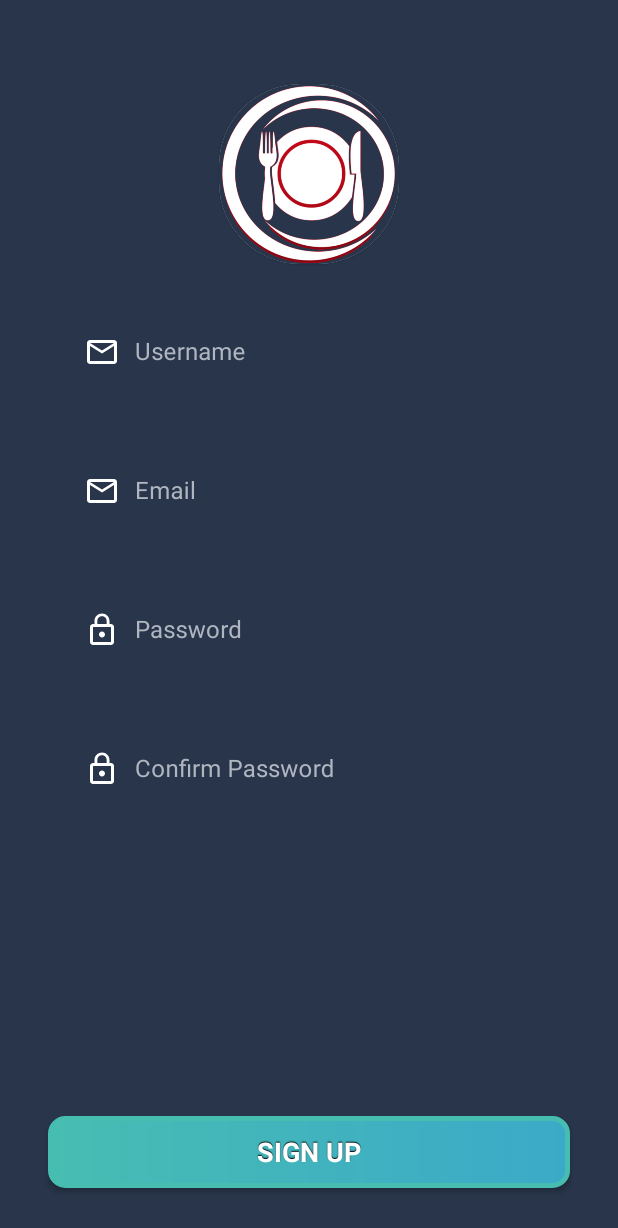
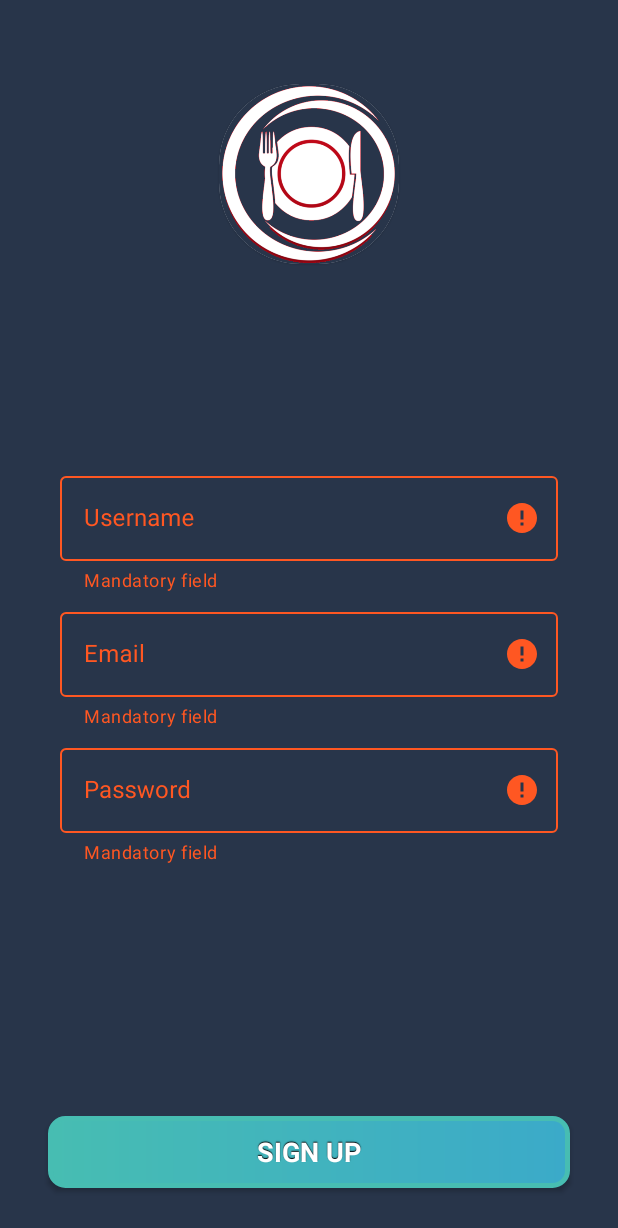
Before and after one commit to andrea07021981/SaveTheFood, an Android app: the SignUpFragment screen opened through its navigation route, after a tap on "SIGN UP", on a phone screen of 412 x 824 dp. Shown: the top 1228 px of the screen. Run offline under Robolectric (Android 15) with nearby library versions, the phone set to English and light mode, and no system bars; our stand-ins replace data binding; libraries missing offline, so code that uses them is left out: androidx.databinding.library; 3 statements that could not run were skipped.

```diff
--- a/app/src/main/java/com/example/savethefood/local/domain/models.kt
+++ b/app/src/main/java/com/example/savethefood/local/domain/models.kt
@@ -1,9 +1,9 @@
 package com.example.savethefood.local.domain
 
 //User
-data class User(var username: String = "",
-                 var email: String = "",
-                 var password: String = "") {
+data class User(var userName: String = "",
+                 var userEmail: String = "",
+                 var userPassword: String = "") {
 
     constructor() : this("", "","")
 }
--- a/app/src/main/java/com/example/savethefood/ui/SignUpFragment.kt
+++ b/app/src/main/java/com/example/savethefood/ui/SignUpFragment.kt
@@ -5,6 +5,7 @@ import android.view.LayoutInflater
 import android.view.View
 import android.view.ViewGroup
 import androidx.fragment.app.Fragment
+import androidx.lifecycle.Observer
 import androidx.lifecycle.ViewModelProviders
 import com.example.savethefood.databinding.FragmentSignupBinding
 import com.example.savethefood.viewmodel.SignUpViewModel
@@ -24,6 +25,24 @@ class SignUpFragment : Fragment() {
         databinding.signupViewModel = signUpViewModel
         databinding.lifecycleOwner = this
 
+        /*signUpViewModel.errorUserName.observe(this, Observer {
+            when (it) {
+                true -> databinding.etUsername.error = "Username is mandatory"
+                else -> databinding.etUsername.error = null
+            }
+        })
+        signUpViewModel.errorEmail.observe(this, Observer {
+            when (it) {
+                true -> databinding.etUsername.error = "Email is mandatory"
+                else -> databinding.etUsername.error = null
+            }
+        })
+        signUpViewModel.errorPassword.observe(this, Observer {
+            when (it) {
+                true -> databinding.etUsername.error = "Password is mandatory"
+                else -> databinding.etUsername.error = null
+            }
+        })*/
         return databinding.root
     }
 }
--- a/app/src/main/java/com/example/savethefood/util/LoginBindingUtils.kt
+++ b/app/src/main/java/com/example/savethefood/util/LoginBindingUtils.kt
@@ -8,7 +8,7 @@ import android.widget.ImageView
 import android.widget.LinearLayout
 import androidx.annotation.AnimRes
 import androidx.databinding.BindingAdapter
-
+import com.google.android.material.textfield.TextInputLayout
 
 
 @BindingAdapter("loadViewAnimation")
@@ -16,3 +16,11 @@ fun View.animation(@AnimRes resource: Int) {
     val animation = AnimationUtils.loadAnimation(context, resource)
     startAnimation(animation)
 }
+
+@BindingAdapter("hasError")
+fun TextInputLayout.hasError(error: Boolean) {
+    when (error) {
+        true -> setError("Mandatory field")
+        else -> setError(null)
+    }
+}
--- a/app/src/main/java/com/example/savethefood/viewmodel/SignUpViewModel.kt
+++ b/app/src/main/java/com/example/savethefood/viewmodel/SignUpViewModel.kt
@@ -7,34 +7,41 @@ import androidx.lifecycle.LiveData
 import androidx.lifecycle.MutableLiveData
 import androidx.lifecycle.ViewModel
 import com.example.savethefood.local.domain.User
+import android.icu.lang.UCharacter.GraphemeClusterBreak.T
+import android.util.Patterns
 
-class SignUpViewModel : BaseObservable() {
 
-    //TODO start from here, change BaseObservable to viewmodel
+class SignUpViewModel : ViewModel() {
 
-    //https://www.journaldev.com/22561/android-mvvm-livedata-data-binding
     var user = User()
+    var userNameValue = MutableLiveData<String>()
+    var errorUserName = MutableLiveData<Boolean>()
+    var emailValue = MutableLiveData<String>()
+    var errorEmail = MutableLiveData<Boolean>()
+    var passwordValue = MutableLiveData<String>()
+    var errorPassword = MutableLiveData<Boolean>()
 
-    @Bindable
-    fun getUsername(): String {
-        return user.username
+    init {
+        userNameValue.value = ""
+        emailValue.value = ""
+        passwordValue.value = ""
     }
 
-    fun setUsername(value: String) {
-        // Avoids infinite loops.
-        if (user.username != value) {
-            user.username = value
-
-            // Notify observers of a new value.
-            //notifyPropertyChanged(BR.)
+    fun onSignUpClick(){
+        if (!checkValues()) {
+            user.apply {
+                userName = userNameValue.value.toString()
+                userEmail = emailValue.value.toString()
+                userPassword = passwordValue.value.toString()
+            }
+            //TODO save
         }
     }
 
-    init {
-
-    }
-
-    fun checkInfo(){
-
+    fun checkValues (): Boolean {
+        errorUserName.value = userNameValue.value.isNullOrEmpty()
+        errorEmail.value = !Patterns.EMAIL_ADDRESS.matcher(emailValue.value).matches()
+        errorPassword.value = passwordValue.value.isNullOrEmpty()
+        return errorUserName.value!! && errorEmail.value!! && errorPassword.value!!
     }
 }
--- a/app/src/main/res/layout/fragment_signup.xml
+++ b/app/src/main/res/layout/fragment_signup.xml
@@ -47,6 +47,7 @@
             android:layout_marginBottom="56dp"
             android:elevation="@dimen/cardview_compat_inset_shadow"
             android:orientation="vertical"
+            android:gravity="center_vertical"
             app:layout_constraintBottom_toTopOf="@+id/button"
             app:layout_constraintEnd_toEndOf="parent"
             app:layout_constraintHorizontal_bias="0.0"
@@ -64,6 +65,7 @@
                 android:textColorHint="@color/colorAccent"
                 app:boxStrokeColor="@color/colorAccent"
                 app:errorEnabled="true"
+                app:hasError="@{signupViewModel.errorUserName}"
                 app:layout_constraintEnd_toEndOf="parent"
                 app:layout_constraintStart_toStartOf="parent"
                 app:layout_constraintTop_toTopOf="parent">
@@ -77,7 +79,7 @@
                     android:hint="Username"
                     android:singleLine="true"
                     android:textColor="@color/colorAccent"
-                    android:text="@{signupViewModel.username}"/>
+                    android:text="@={signupViewModel.userNameValue}"/>
             </com.google.android.material.textfield.TextInputLayout>
 
             <com.google.android.material.textfield.TextInputLayout
@@ -91,6 +93,7 @@
                 android:textColorHint="@color/colorAccent"
                 app:boxStrokeColor="@color/colorAccent"
                 app:errorEnabled="true"
+                app:hasError="@{signupViewModel.errorEmail}"
                 app:layout_constraintEnd_toEndOf="parent"
                 app:layout_constraintStart_toStartOf="parent"
                 app:layout_constraintTop_toTopOf="parent">
@@ -104,7 +107,8 @@
                     android:hint="Email"
                     android:inputType="textEmailAddress"
                     android:singleLine="true"
-                    android:textColor="@color/colorAccent" />
+                    android:textColor="@color/colorAccent"
+                    android:text="@={signupViewModel.emailValue}"/>
             </com.google.android.material.textfield.TextInputLayout>
 
             <com.google.android.material.textfield.TextInputLayout
@@ -118,6 +122,7 @@
                 android:textColorHint="@color/colorAccent"
                 app:boxStrokeColor="@color/colorAccent"
                 app:errorEnabled="true"
+                app:hasError="@{signupViewModel.errorPassword}"
                 app:layout_constraintEnd_toEndOf="parent"
                 app:layout_constraintStart_toStartOf="parent"
                 app:layout_constraintTop_toBottomOf="@+id/layoutEmail">
@@ -131,35 +136,8 @@
                     android:hint="Password"
                     android:inputType="textPassword"
                     android:singleLine="true"
-                    android:textColor="@color/colorAccent" />
-            </com.google.android.material.textfield.TextInputLayout>
-
-            <com.google.android.material.textfield.TextInputLayout
-                android:id="@+id/layoutConfirmPassword"
-                style="@style/Widget.MaterialComponents.TextInputLayout.OutlinedBox"
-                android:layout_width="match_parent"
-                android:layout_height="wrap_content"
-                android:layout_marginStart="8dp"
-                android:layout_marginTop="8dp"
-                android:layout_marginEnd="8dp"
-                android:textColorHint="@color/colorAccent"
-                app:boxStrokeColor="@color/colorAccent"
-                app:errorEnabled="true"
-                app:layout_constraintEnd_toEndOf="parent"
-                app:layout_constraintStart_toStartOf="parent"
-                app:layout_constraintTop_toBottomOf="@+id/layoutEmail">
-
-                <com.google.android.material.textfield.TextInputEditText
-                    android:id="@+id/etConfirmPassword"
-                    android:layout_width="match_parent"
-                    android:layout_height="wrap_content"
-                    android:drawableLeft="@drawable/lock_white_24dp"
-                    android:drawablePadding="10dp"
-                    android:hint="Confirm Password"
-                    android:imeOptions="actionDone"
-                    android:inputType="textPassword"
-                    android:singleLine="true"
-                    android:textColor="@color/colorAccent" />
+                    android:textColor="@color/colorAccent"
+                    android:text="@={signupViewModel.passwordValue}"/>
             </com.google.android.material.textfield.TextInputLayout>
         </LinearLayout>
 
@@ -176,7 +154,7 @@
             app:layout_constraintEnd_toEndOf="parent"
             app:layout_constraintHorizontal_bias="0.0"
             app:layout_constraintStart_toStartOf="parent"
-            android:onClick="@{() -> signupViewModel.checkInfo()}"/>
+            android:onClick="@{() -> signupViewModel.onSignUpClick()}"/>
 
     </androidx.constraintlayout.widget.ConstraintLayout>
 </layout>
```
Also changed, not shown: app/src/main/java/com/example/savethefood/local/dao/SaveTheFoodDatabaseDao.kt (added, +42 -0 lines), app/src/main/java/com/example/savethefood/local/database/SaveTheFoodDatabase.kt (added, +91 -0 lines), app/src/main/java/com/example/savethefood/local/entity/UserEntity.kt (added, +28 -0 lines).
